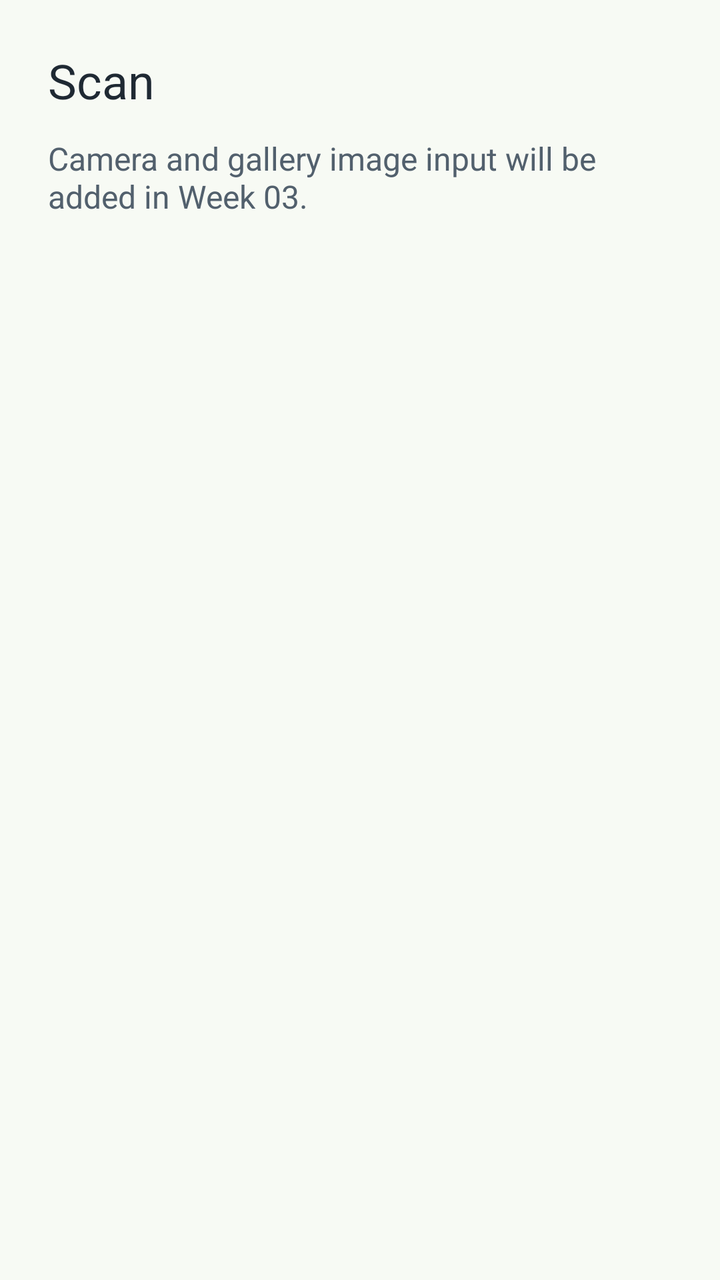
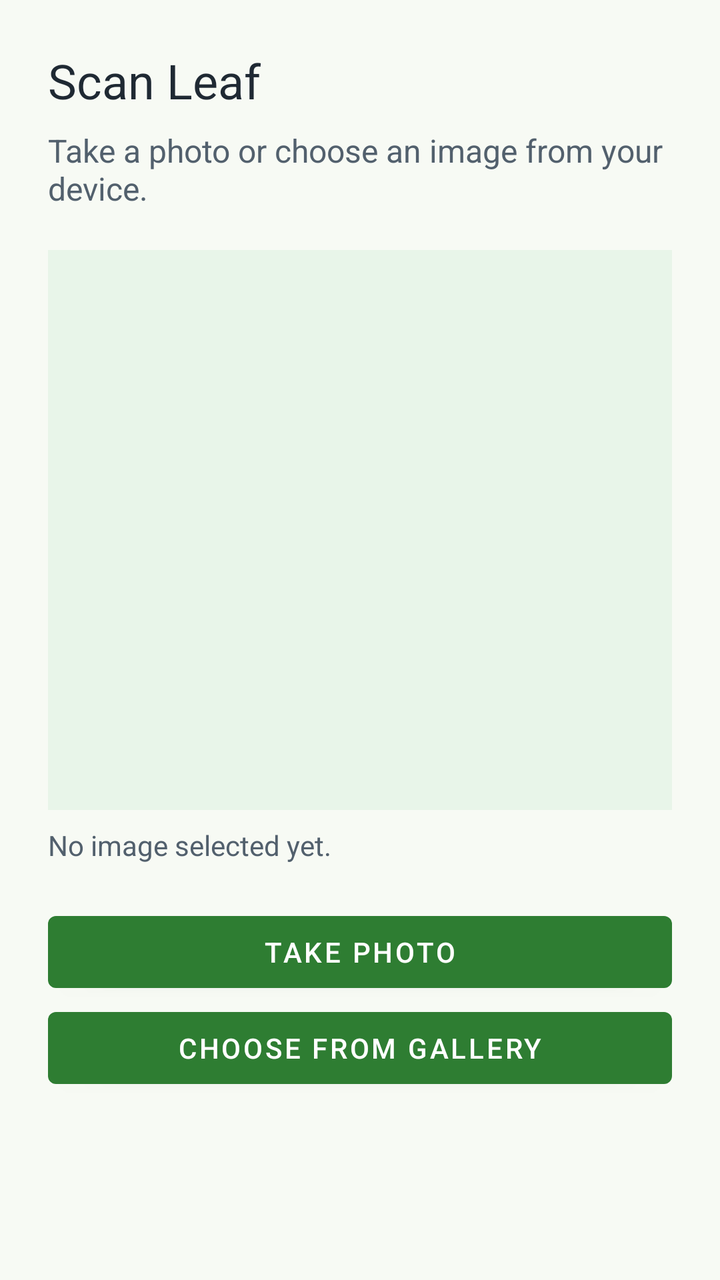

Two renders of the same Android screen: before a commit and after it. Below are the layout's source before the change and the commit's diff.
<!-- AndroidManifest.xml: application theme Theme.Cropora -->
<!-- res/layout/activity_scan.xml -->
<?xml version="1.0" encoding="utf-8"?>
<LinearLayout xmlns:android="http://schemas.android.com/apk/res/android"
    android:layout_width="match_parent"
    android:layout_height="match_parent"
    android:orientation="vertical"
    android:padding="24dp"
    android:background="@color/screen_background">

    <TextView
        android:id="@+id/textScanTitle"
        android:layout_width="match_parent"
        android:layout_height="wrap_content"
        android:text="@string/scan_title"
        android:textColor="@color/text_primary"
        android:textSize="24sp" />

    <TextView
        android:id="@+id/textScanPlaceholder"
        android:layout_width="match_parent"
        android:layout_height="wrap_content"
        android:layout_marginTop="12dp"
        android:text="@string/placeholder_scan"
        android:textColor="@color/text_secondary"
        android:textSize="16sp" />

</LinearLayout>
<!-- resources referenced by this layout -->
<resources>
  <color name="screen_background">#F7FAF4</color>
  <color name="text_primary">#1F2933</color>
  <color name="text_secondary">#52606D</color>
  <string name="placeholder_scan">Camera and gallery image input will be added in Week 03.</string>
  <string name="scan_title">Scan</string>
  <style name="Theme.Cropora" parent="Theme.MaterialComponents.DayNight.DarkActionBar">
          <item name="colorPrimary">@color/leaf_green</item>
          <item name="colorPrimaryDark">@color/leaf_green_dark</item>
          <item name="colorAccent">@color/leaf_green</item>
          <item name="android:windowBackground">@color/screen_background</item>
      </style>
  <color name="leaf_green">#2E7D32</color>
  <color name="leaf_green_dark">#1B5E20</color>
</resources>

<!-- the commit's change to res/layout/activity_scan.xml (unified diff, before → after) -->
@@ -1,26 +1,60 @@
 <?xml version="1.0" encoding="utf-8"?>
-<LinearLayout xmlns:android="http://schemas.android.com/apk/res/android"
+<ScrollView xmlns:android="http://schemas.android.com/apk/res/android"
     android:layout_width="match_parent"
     android:layout_height="match_parent"
-    android:orientation="vertical"
-    android:padding="24dp"
     android:background="@color/screen_background">
 
-    <TextView
-        android:id="@+id/textScanTitle"
+    <LinearLayout
         android:layout_width="match_parent"
         android:layout_height="wrap_content"
-        android:text="@string/scan_title"
-        android:textColor="@color/text_primary"
-        android:textSize="24sp" />
+        android:orientation="vertical"
+        android:padding="24dp">
 
-    <TextView
-        android:id="@+id/textScanPlaceholder"
-        android:layout_width="match_parent"
-        android:layout_height="wrap_content"
-        android:layout_marginTop="12dp"
-        android:text="@string/placeholder_scan"
-        android:textColor="@color/text_secondary"
-        android:textSize="16sp" />
+        <TextView
+            android:id="@+id/textScanTitle"
+            android:layout_width="match_parent"
+            android:layout_height="wrap_content"
+            android:text="@string/scan_title"
+            android:textColor="@color/text_primary"
+            android:textSize="24sp" />
 
-</LinearLayout>
+        <TextView
+            android:id="@+id/textScanInstruction"
+            android:layout_width="match_parent"
+            android:layout_height="wrap_content"
+            android:layout_marginTop="8dp"
+            android:text="@string/scan_instruction"
+            android:textColor="@color/text_secondary"
+            android:textSize="16sp" />
+
+        <ImageView
+            android:id="@+id/imagePreview"
+            android:layout_width="match_parent"
+            android:layout_height="280dp"
+            android:layout_marginTop="20dp"
+            android:background="#E8F5E9"
+            android:contentDescription="@string/scan_preview_description"
+            android:scaleType="centerCrop" />
+
+        <TextView
+            android:id="@+id/textImageStatus"
+            android:layout_width="match_parent"
+            android:layout_height="wrap_content"
+            android:layout_marginTop="8dp"
+            android:text="@string/no_image_selected"
+            android:textColor="@color/text_secondary" />
+
+        <Button
+            android:id="@+id/buttonTakePhoto"
+            android:layout_width="match_parent"
+            android:layout_height="wrap_content"
+            android:layout_marginTop="20dp"
+            android:text="@string/take_photo" />
+
+        <Button
+            android:id="@+id/buttonChooseGallery"
+            android:layout_width="match_parent"
+            android:layout_height="wrap_content"
+            android:text="@string/choose_from_gallery" />
+    </LinearLayout>
+</ScrollView>
<!-- resource entries referenced after the edit -->
@@ -3,8 +3,12 @@
   <color name="screen_background">#F7FAF4</color>
   <color name="text_primary">#1F2933</color>
   <color name="text_secondary">#52606D</color>
-  <string name="placeholder_scan">Camera and gallery image input will be added in Week 03.</string>
-  <string name="scan_title">Scan</string>
+  <string name="choose_from_gallery">Choose from Gallery</string>
+  <string name="no_image_selected">No image selected yet.</string>
+  <string name="scan_instruction">Take a photo or choose an image from your device.</string>
+  <string name="scan_preview_description">Preview of the selected leaf image</string>
+  <string name="scan_title">Scan Leaf</string>
+  <string name="take_photo">Take Photo</string>
   <style name="Theme.Cropora" parent="Theme.MaterialComponents.DayNight.DarkActionBar">
           <item name="colorPrimary">@color/leaf_green</item>
           <item name="colorPrimaryDark">@color/leaf_green_dark</item>
